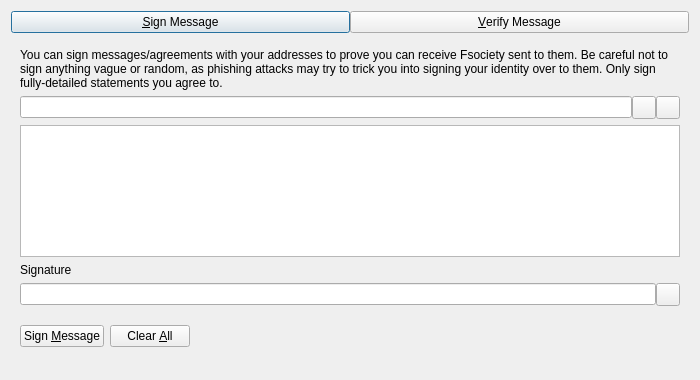
Old version of the form src/qt/forms/signverifymessagedialog.ui in the repository nudicoinchain/nudicoin.
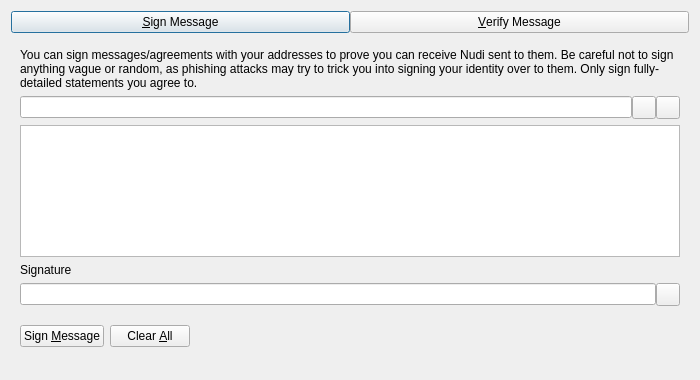
New version of the form. Custom widgets are drawn as their Qt base class.

Patch:
```diff
--- a/src/qt/forms/signverifymessagedialog.ui
+++ b/src/qt/forms/signverifymessagedialog.ui
@@ -63,7 +63,7 @@
        <item>
         <widget class="QLabel" name="infoLabel_SM">
          <property name="text">
-          <string>You can sign messages/agreements with your addresses to prove you can receive Fsociety sent to them. Be careful not to sign anything vague or random, as phishing attacks may try to trick you into signing your identity over to them. Only sign fully-detailed statements you agree to.</string>
+          <string>You can sign messages/agreements with your addresses to prove you can receive Nudi sent to them. Be careful not to sign anything vague or random, as phishing attacks may try to trick you into signing your identity over to them. Only sign fully-detailed statements you agree to.</string>
          </property>
          <property name="textFormat">
           <enum>Qt::PlainText</enum>
```
Left out of the diff: 8 changed lines with no effect on the pictures.
